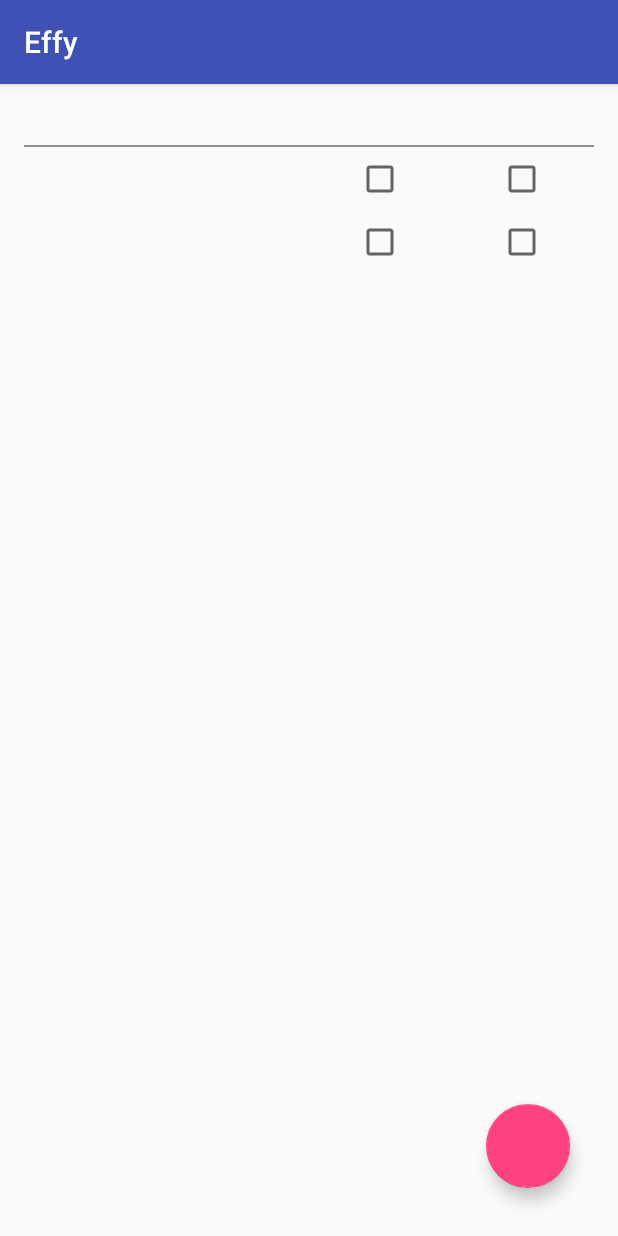
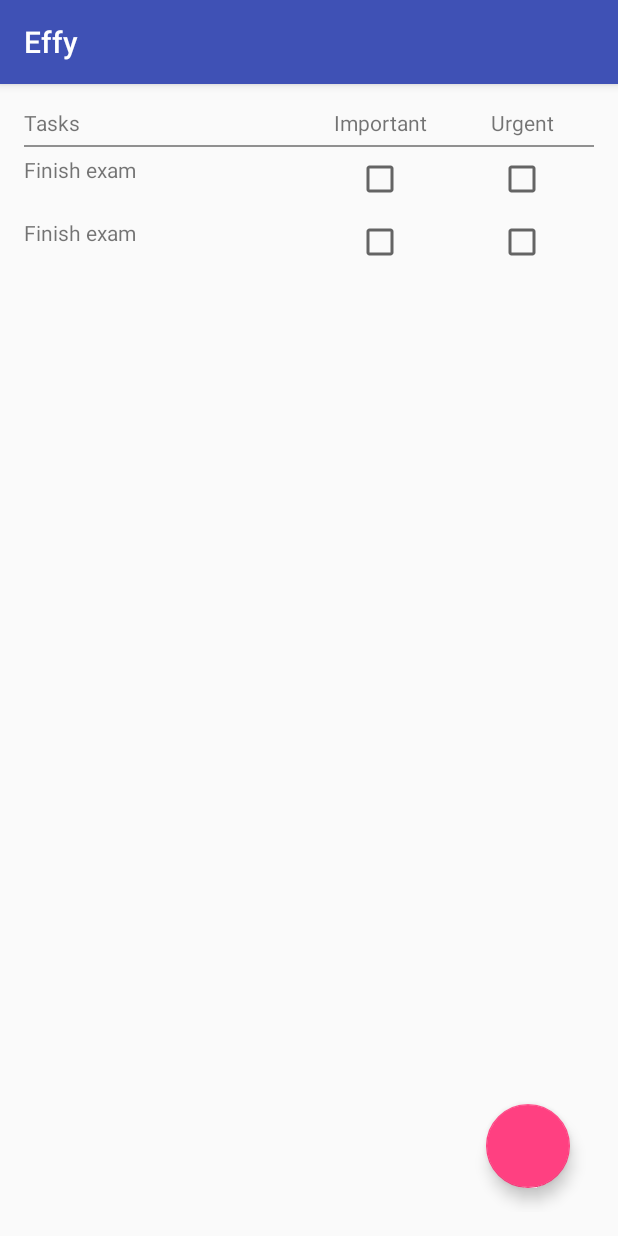
Before and after one commit to tanzeel291994/Effy, an Android app: the screen it shows after launch (MainActivity), on a phone screen of 412 x 824 dp. Run offline under Robolectric (Android 15) with nearby library versions, the light colour scheme and no system bars.

Commit message:
addition of table row done

```diff
--- a/app/src/main/res/layout/activity_main.xml
+++ b/app/src/main/res/layout/activity_main.xml
@@ -14,13 +14,13 @@
 <TableLayout
     android:layout_width="match_parent"
     android:layout_height="wrap_content"
-    android:stretchColumns="0,1,2"
-    android:id="@+id/header">
+    android:id="@+id/table_goals">
     <TableRow >
         <TextView
             android:layout_width="0dp"
             android:layout_height="wrap_content"
             tools:text="Tasks"
+            android:text="Tasks"
             android:layout_gravity="fill"
             android:layout_weight="2"
             android:layout_column="0"/>
@@ -28,6 +28,7 @@
             android:layout_width="0dp"
             android:layout_height="wrap_content"
             tools:text="Important"
+            android:text="Important"
             android:layout_weight="1"
             android:textAlignment="center"
             android:layout_column="1"/>
@@ -35,6 +36,7 @@
             android:layout_width="0dp"
             android:layout_height="wrap_content"
             tools:text="Urgent"
+            android:text="Urgent"
             android:layout_weight="1"
             android:textAlignment="center"
             android:layout_column="2"/>
@@ -58,6 +60,7 @@
             android:layout_height="wrap_content"
             android:layout_gravity="fill"
             tools:text="Finish exam"
+            android:text="Finish exam"
             android:layout_column="0"
             android:layout_weight="2" />
         <RelativeLayout
@@ -89,6 +92,7 @@
             android:layout_height="wrap_content"
             android:layout_gravity="fill"
             tools:text="Finish exam"
+            android:text="Finish exam"
             android:layout_column="0"
             android:layout_weight="2" />
         <RelativeLayout
@@ -113,11 +117,13 @@
         </RelativeLayout>
 
     </TableRow>
+
 </TableLayout>
     <android.support.design.widget.FloatingActionButton
         android:id="@+id/fab"
         android:layout_width="wrap_content"
         android:layout_height="wrap_content"
         android:layout_gravity="bottom|end"
-        android:layout_margin="@dimen/activity_vertical_margin"/>
+        android:layout_margin="@dimen/activity_vertical_margin"
+        android:clickable="true" />
 </FrameLayout>
```
Also changed, not shown: app/src/main/java/com/app/user/effy/MainActivity.java (+47 -0 lines). Lines whose indentation alone changed are shown as unchanged.
